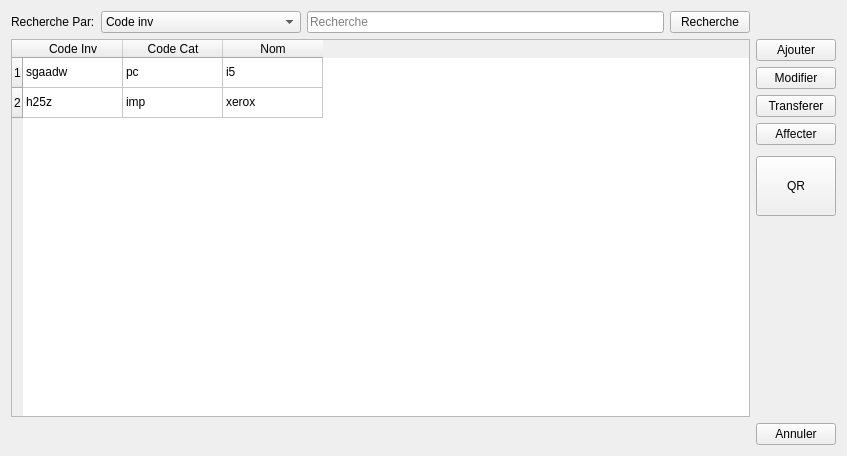
The window that interfaces/listeMat.ui (Mehdi-SK/Cosider-TP-App) describes before a commit, drawn with Qt 5.
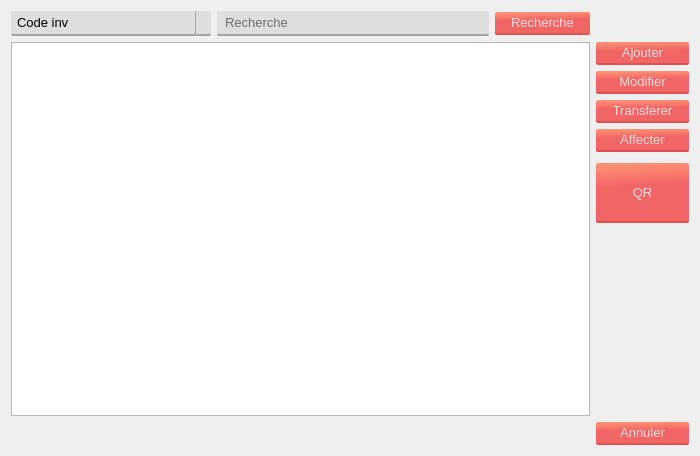
The same window after the commit.

The edit to the form file:
```diff
--- a/interfaces/listeMat.ui
+++ b/interfaces/listeMat.ui
@@ -6,25 +6,75 @@
    <rect>
     <x>0</x>
     <y>0</y>
-    <width>847</width>
+    <width>700</width>
     <height>456</height>
    </rect>
   </property>
   <property name="windowTitle">
-   <string>Liste des materiels</string>
+   <string>Liste des materiels informatique</string>
+  </property>
+  <property name="styleSheet">
+   <string notr="true">*{
+	font: 10pt;
+}
+#Form{
+	
+	background-color: rgb(255, 255, 255);
+	font: 10pt;
+}
+
+.QPushButton{
+	border-radius: 2;
+	background-color: qlineargradient(spread:pad, x1:0.548, y1:1, x2:0.469455, y2:0, stop:0.627119 rgba(242, 101, 101, 255), stop:1 rgba(255, 146, 117, 255));
+	border-bottom: 2px solid;
+	border-bottom-color:rgb(221, 83, 83);
+	padding: 3px 16px;
+	color:rgb(255, 221, 221);	
+	font: 10pt;
+}
+.QPushButton:pressed{
+	background-color: rgb(220, 91, 91);
+	border-bottom-color: rgb(194, 73, 73);
+}
+
+.QLineEdit{
+	border-radius: 2;
+	border-bottom: 2px solid rgb(166, 166, 166);
+	font: 10pt;
+	padding: 3px 6px;
+	
+	background-color:rgb(222, 222, 222);
+}
+
+.QComboBox{
+	border-radius: 2;
+	background-color:rgb(222, 222, 222);
+	border: none;
+	padding: 3px 6px;
+	border-bottom: 2px solid rgb(166, 166, 166);
+}
+.QComboBox::drop-down{
+	 subcontrol-origin: padding;
+    subcontrol-position: top right;
+	
+	border-left-width: 1px;
+    border-left-color: darkgray;
+    border-left-style: solid;
+}
+QComboBox:!editable:on, QComboBox::drop-down:editable:on {
+    background: qlineargradient(x1: 0, y1: 0, x2: 0, y2: 1,
+                                stop: 0 #D3D3D3, stop: 0.4 #D8D8D8,
+                                stop: 0.5 #DDDDDD, stop: 1.0 #E1E1E1);
+}
+QTableWidget{
+	
+}</string>
   </property>
   <layout class="QGridLayout" name="gridLayout">
    <item row="0" column="0">
     <layout class="QHBoxLayout" name="horizontalLayout">
      <item>
-      <widget class="QLabel" name="label">
-       <property name="text">
-        <string>Recherche Par:</string>
-       </property>
-      </widget>
-     </item>
-     <item>
-      <widget class="QComboBox" name="comboBox">
+      <widget class="QComboBox" name="recherche_combo">
        <property name="sizePolicy">
         <sizepolicy hsizetype="Expanding" vsizetype="Fixed">
          <horstretch>0</horstretch>
@@ -93,61 +143,6 @@
      <property name="sortingEnabled">
       <bool>true</bool>
      </property>
-     <row>
-      <property name="text">
-       <string>1</string>
-      </property>
-     </row>
-     <row>
-      <property name="text">
-       <string>2</string>
-      </property>
-     </row>
-     <column>
-      <property name="text">
-       <string>Code Inv</string>
-      </property>
-     </column>
-     <column>
-      <property name="text">
-       <string>Code Cat</string>
-      </property>
-     </column>
-     <column>
-      <property name="text">
-       <string>Nom</string>
-      </property>
-     </column>
-     <item row="0" column="0">
-      <property name="text">
-       <string>sgaadw</string>
-      </property>
-     </item>
-     <item row="0" column="1">
-      <property name="text">
-       <string>pc</string>
-      </property>
-     </item>
-     <item row="0" column="2">
-      <property name="text">
-       <string>i5</string>
-      </property>
-     </item>
-     <item row="1" column="0">
-      <property name="text">
-       <string>h25z</string>
-      </property>
-     </item>
-     <item row="1" column="1">
-      <property name="text">
-       <string>imp</string>
-      </property>
-     </item>
-     <item row="1" column="2">
-      <property name="text">
-       <string>xerox</string>
-      </property>
-     </item>
     </widget>
    </item>
    <item row="1" column="2">
```
Left out of the diff: 10 changed lines with no effect on the pictures.
